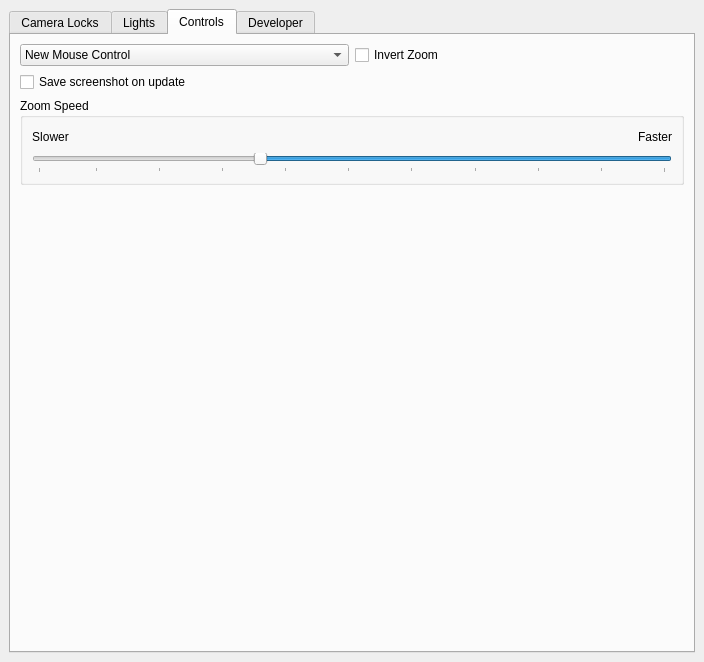
First picture: the form in src/Interface/Modules/Render/ViewSceneControls.ui, repository SCIInstitute/SCIRun, before the edit.
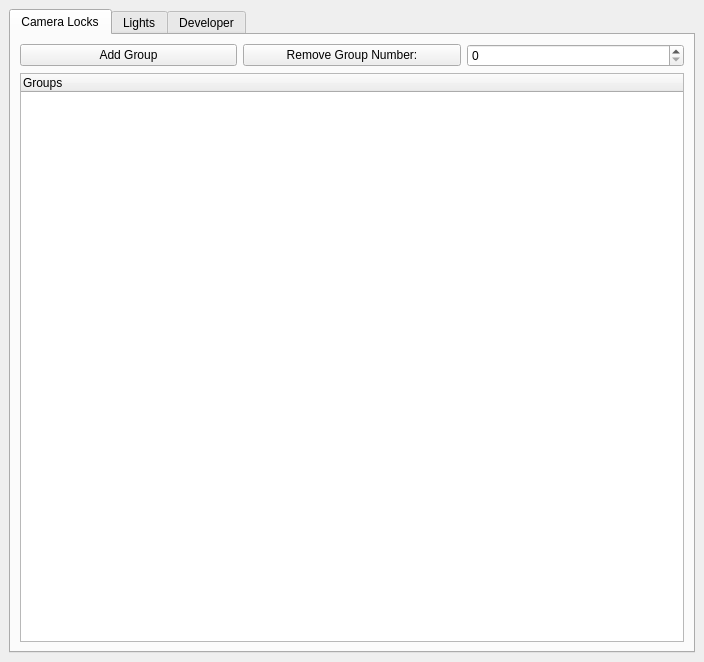
Second picture: the form after the edit. The open tabs and pages were chosen to show the change.

Commit message: Input controls

The edit to the form file:
```diff
--- a/src/Interface/Modules/Render/ViewSceneControls.ui
+++ b/src/Interface/Modules/Render/ViewSceneControls.ui
@@ -428,142 +428,6 @@
         </item>
        </layout>
       </widget>
-      <widget class="QWidget" name="ControlsTab">
-       <attribute name="title">
-        <string>Controls</string>
-       </attribute>
-       <layout class="QGridLayout" name="gridLayout_7">
-        <item row="3" column="0">
-         <spacer name="verticalSpacer">
-          <property name="orientation">
-           <enum>Qt::Vertical</enum>
-          </property>
-          <property name="sizeHint" stdset="0">
-           <size>
-            <width>20</width>
-            <height>222</height>
-           </size>
-          </property>
-         </spacer>
-        </item>
-        <item row="1" column="0" colspan="2">
-         <widget class="QCheckBox" name="saveScreenShotOnUpdateCheckBox_">
-          <property name="font">
-           <font>
-            <weight>50</weight>
-            <bold>false</bold>
-           </font>
-          </property>
-          <property name="toolTip">
-           <string>Save screenshot on geometry update</string>
-          </property>
-          <property name="text">
-           <string>Save screenshot on update</string>
-          </property>
-         </widget>
-        </item>
-        <item row="0" column="1">
-         <widget class="QCheckBox" name="invertZoomCheckBox_">
-          <property name="text">
-           <string>Invert Zoom</string>
-          </property>
-         </widget>
-        </item>
-        <item row="2" column="0" colspan="2">
-         <widget class="QGroupBox" name="zoomBox_">
-          <property name="font">
-           <font>
-            <weight>50</weight>
-            <bold>false</bold>
-           </font>
-          </property>
-          <property name="title">
-           <string>Zoom Speed</string>
-          </property>
-          <layout class="QGridLayout" name="gridLayout_6">
-           <item row="0" column="0">
-            <widget class="QLabel" name="label_5">
-             <property name="text">
-              <string>Slower</string>
-             </property>
-             <property name="alignment">
-              <set>Qt::AlignCenter</set>
-             </property>
-            </widget>
-           </item>
-           <item row="0" column="1">
-            <spacer name="horizontalSpacer_6">
-             <property name="orientation">
-              <enum>Qt::Horizontal</enum>
-             </property>
-             <property name="sizeHint" stdset="0">
-              <size>
-               <width>189</width>
-               <height>20</height>
-              </size>
-             </property>
-            </spacer>
-           </item>
-           <item row="0" column="2">
-            <widget class="QLabel" name="label_6">
-             <property name="text">
-              <string>Faster</string>
-             </property>
-             <property name="alignment">
-              <set>Qt::AlignCenter</set>
-             </property>
-            </widget>
-           </item>
-           <item row="1" column="0" colspan="3">
-            <widget class="QSlider" name="zoomSpeedHorizontalSlider_">
-             <property name="minimum">
-              <number>1</number>
-             </property>
-             <property name="maximum">
-              <number>100</number>
-             </property>
-             <property name="value">
-              <number>65</number>
-             </property>
-             <property name="orientation">
-              <enum>Qt::Horizontal</enum>
-             </property>
-             <property name="invertedAppearance">
-              <bool>true</bool>
-             </property>
-             <property name="invertedControls">
-              <bool>true</bool>
-             </property>
-             <property name="tickPosition">
-              <enum>QSlider::TicksBelow</enum>
-             </property>
-             <property name="tickInterval">
-              <number>10</number>
-             </property>
-            </widget>
-           </item>
-          </layout>
-         </widget>
-        </item>
-        <item row="0" column="0">
-         <widget class="QComboBox" name="mouseControlComboBox_">
-          <property name="currentIndex">
-           <number>1</number>
-          </property>
-          <item>
-           <property name="text">
-            <string>Legacy Mouse Control</string>
-           </property>
-          </item>
-          <item>
-           <property name="text">
-            <string>New Mouse Control</string>
-           </property>
-          </item>
-         </widget>
-        </item>
-       </layout>
-      </widget>
       <widget class="QWidget" name="DeveloperTab">
        <attribute name="title">
         <string>Developer</string>
```
Left out of the diff: 5 changed lines with no effect on the pictures. The commit also changes 6 other files.
